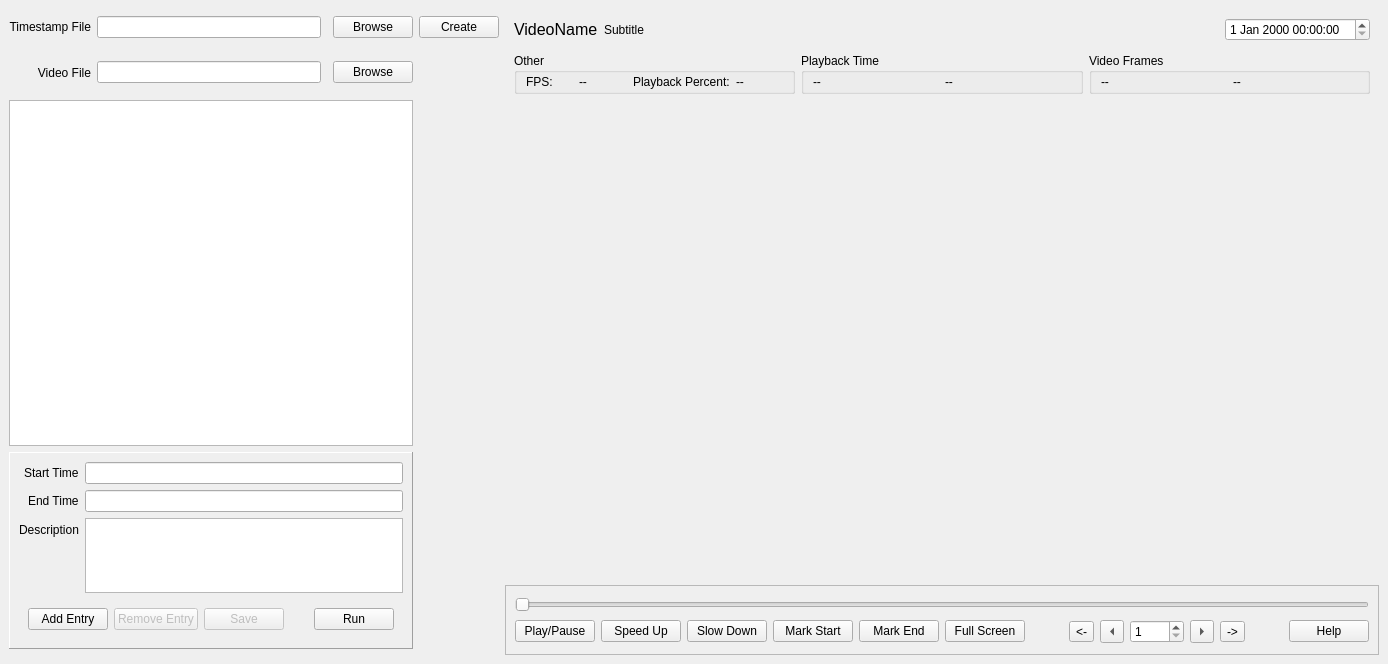
Before: the Qt Designer form gui/main_window.ui in CommanderPho/looper, drawn with Qt 5.
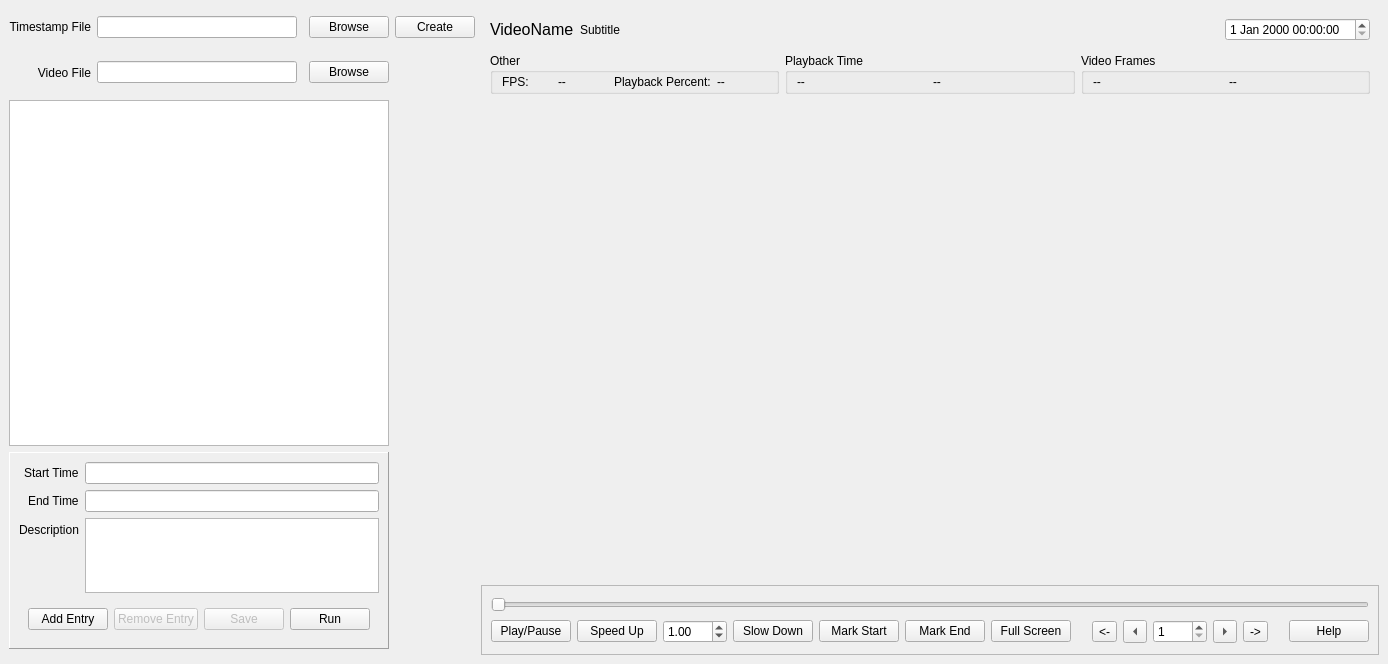
After: the same form once the commit is applied. Custom widgets are drawn as their Qt base class.

Commit message: Enabled variable playback rate.

Diff of the .ui file:
```diff
--- a/gui/main_window.ui
+++ b/gui/main_window.ui
@@ -150,8 +150,8 @@
             <number>0</number>
            </property>
            <layout class="QGridLayout" name="gridLayout_2">
-            <item row="1" column="0">
-             <widget class="ToggleButton" name="button_play_pause">
+            <item row="1" column="1">
+             <widget class="QPushButton" name="button_speed_up">
               <property name="sizePolicy">
                <sizepolicy hsizetype="Fixed" vsizetype="Fixed">
                 <horstretch>0</horstretch>
@@ -159,17 +159,40 @@
                </sizepolicy>
               </property>
               <property name="toolTip">
-               <string>Toggle Play/Pause</string>
+               <string>Speed up the video</string>
               </property>
               <property name="text">
-               <string>Play/Pause</string>
+               <string>Speed Up</string>
               </property>
-              <property name="checkable">
-               <bool>false</bool>
+             </widget>
+            </item>
+            <item row="0" column="0" colspan="15">
+             <widget class="HighlightedJumpSlider" name="slider_progress">
+              <property name="maximum">
+               <number>9999</number>
               </property>
+              <property name="pageStep">
+               <number>1</number>
+              </property>
+              <property name="orientation">
+               <enum>Qt::Horizontal</enum>
+              </property>
+              <property name="tickPosition">
+               <enum>QSlider::NoTicks</enum>
+              </property>
              </widget>
             </item>
-            <item row="1" column="5">
+            <item row="1" column="4">
+             <widget class="QPushButton" name="button_mark_start">
+              <property name="toolTip">
+               <string>Mark the start of the entry</string>
+              </property>
+              <property name="text">
+               <string>Mark Start</string>
+              </property>
+             </widget>
+            </item>
+            <item row="1" column="6">
              <widget class="QPushButton" name="button_full_screen">
               <property name="sizePolicy">
                <sizepolicy hsizetype="Fixed" vsizetype="Fixed">
@@ -185,7 +208,79 @@
               </property>
              </widget>
             </item>
-            <item row="1" column="8">
+            <item row="1" column="7">
+             <spacer name="horizontalSpacer">
+              <property name="orientation">
+               <enum>Qt::Horizontal</enum>
+              </property>
+              <property name="sizeHint" stdset="0">
+               <size>
+                <width>40</width>
+                <height>20</height>
+               </size>
+              </property>
+             </spacer>
+            </item>
+            <item row="1" column="13">
+             <spacer name="horizontalSpacer_3">
+              <property name="orientation">
+               <enum>Qt::Horizontal</enum>
+              </property>
+              <property name="sizeHint" stdset="0">
+               <size>
+                <width>40</width>
+                <height>20</height>
+               </size>
+              </property>
+             </spacer>
+            </item>
+            <item row="1" column="3">
+             <widget class="QPushButton" name="button_slow_down">
+              <property name="sizePolicy">
+               <sizepolicy hsizetype="Fixed" vsizetype="Fixed">
+                <horstretch>0</horstretch>
+                <verstretch>0</verstretch>
+               </sizepolicy>
+              </property>
+              <property name="toolTip">
+               <string>Slow down the video</string>
+              </property>
+              <property name="text">
+               <string>Slow Down</string>
+              </property>
+             </widget>
+            </item>
+            <item row="1" column="12">
+             <widget class="QToolButton" name="btnSkipRight">
+              <property name="toolTip">
+               <string>Skip Frames Right</string>
+              </property>
+              <property name="text">
+               <string>-&gt;</string>
+              </property>
+              <property name="shortcut">
+               <string>Ctrl+Right</string>
+              </property>
+             </widget>
+            </item>
+            <item row="1" column="5">
+             <widget class="QPushButton" name="button_mark_end">
+              <property name="toolTip">
+               <string>Mark the end of the entry</string>
+              </property>
+              <property name="text">
+               <string>Mark End</string>
+              </property>
+             </widget>
+            </item>
+            <item row="1" column="14">
+             <widget class="QPushButton" name="btnHelp">
+              <property name="text">
+               <string>Help</string>
+              </property>
+             </widget>
+            </item>
+            <item row="1" column="9">
              <widget class="QToolButton" name="btnLeft">
               <property name="toolTip">
                <string>Jump Frames Left</string>
@@ -201,59 +296,7 @@
               </property>
              </widget>
             </item>
-            <item row="1" column="12">
-             <spacer name="horizontalSpacer_3">
-              <property name="orientation">
-               <enum>Qt::Horizontal</enum>
-              </property>
-              <property name="sizeHint" stdset="0">
-               <size>
-                <width>40</width>
-                <height>20</height>
-               </size>
-              </property>
-             </spacer>
-            </item>
-            <item row="1" column="3">
-             <widget class="QPushButton" name="button_mark_start">
-              <property name="toolTip">
-               <string>Mark the start of the entry</string>
-              </property>
-              <property name="text">
-               <string>Mark Start</string>
-              </property>
-             </widget>
-            </item>
-            <item row="1" column="1">
-             <widget class="QPushButton" name="button_speed_up">
-              <property name="sizePolicy">
-               <sizepolicy hsizetype="Fixed" vsizetype="Fixed">
-                <horstretch>0</horstretch>
-                <verstretch>0</verstretch>
-               </sizepolicy>
-              </property>
-              <property name="toolTip">
-               <string>Speed up the video</string>
-              </property>
-              <property name="text">
-               <string>Speed Up</string>
-              </property>
-             </widget>
-            </item>
-            <item row="1" column="6">
-             <spacer name="horizontalSpacer">
-              <property name="orientation">
-               <enum>Qt::Horizontal</enum>
-              </property>
-              <property name="sizeHint" stdset="0">
-               <size>
-                <width>40</width>
-                <height>20</height>
-               </size>
-              </property>
-             </spacer>
-            </item>
-            <item row="1" column="9">
+            <item row="1" column="10">
              <widget class="QSpinBox" name="spinBoxFrameJumpMultiplier">
               <property name="minimum">
                <number>1</number>
@@ -263,7 +306,7 @@
               </property>
              </widget>
             </item>
-            <item row="1" column="10">
+            <item row="1" column="11">
              <widget class="QToolButton" name="btnRight">
               <property name="toolTip">
                <string>Jump Frames Right</string>
@@ -279,8 +322,8 @@
               </property>
              </widget>
             </item>
-            <item row="1" column="2">
-             <widget class="QPushButton" name="button_slow_down">
+            <item row="1" column="0">
+             <widget class="ToggleButton" name="button_play_pause">
               <property name="sizePolicy">
                <sizepolicy hsizetype="Fixed" vsizetype="Fixed">
                 <horstretch>0</horstretch>
@@ -288,53 +331,17 @@
                </sizepolicy>
               </property>
               <property name="toolTip">
-               <string>Slow down the video</string>
+               <string>Toggle Play/Pause</string>
               </property>
               <property name="text">
-               <string>Slow Down</string>
+               <string>Play/Pause</string>
               </property>
-             </widget>
-            </item>
-            <item row="1" column="4">
-             <widget class="QPushButton" name="button_mark_end">
-              <property name="toolTip">
-               <string>Mark the end of the entry</string>
+              <property name="checkable">
+               <bool>false</bool>
               </property>
-              <property name="text">
-               <string>Mark End</string>
-              </property>
              </widget>
             </item>
-            <item row="1" column="11">
-             <widget class="QToolButton" name="btnSkipRight">
-              <property name="toolTip">
-               <string>Skip Frames Right</string>
-              </property>
-              <property name="text">
-               <string>-&gt;</string>
-              </property>
-              <property name="shortcut">
-               <string>Ctrl+Right</string>
-              </property>
-             </widget>
-            </item>
-            <item row="0" column="0" colspan="14">
-             <widget class="HighlightedJumpSlider" name="slider_progress">
-              <property name="maximum">
-               <number>9999</number>
-              </property>
-              <property name="pageStep">
-               <number>1</number>
-              </property>
-              <property name="orientation">
-               <enum>Qt::Horizontal</enum>
-              </property>
-              <property name="tickPosition">
-               <enum>QSlider::NoTicks</enum>
-              </property>
-             </widget>
-            </item>
-            <item row="1" column="7">
+            <item row="1" column="8">
              <widget class="QToolButton" name="btnSkipLeft">
               <property name="toolTip">
                <string>Skip Frames Left</string>
@@ -347,10 +354,16 @@
               </property>
              </widget>
             </item>
-            <item row="1" column="13">
-             <widget class="QPushButton" name="btnHelp">
-              <property name="text">
-               <string>Help</string>
+            <item row="1" column="2">
+             <widget class="QDoubleSpinBox" name="doubleSpinBoxPlaybackSpeed">
+              <property name="minimum">
+               <double>0.100000000000000</double>
+              </property>
+              <property name="maximum">
+               <double>100.000000000000000</double>
+              </property>
+              <property name="value">
+               <double>1.000000000000000</double>
               </property>
              </widget>
             </item>
```
The commit also changes 2 other files.
